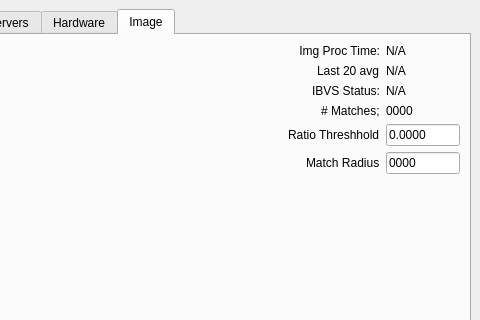
This is Leash/src/Leash.ui in ryan0270/quadrover as Qt 5 draws it before an edit; both pictures show x 490 to 970 and y 0 to 320 of the 970 by 696 pixel window. The edited form follows.
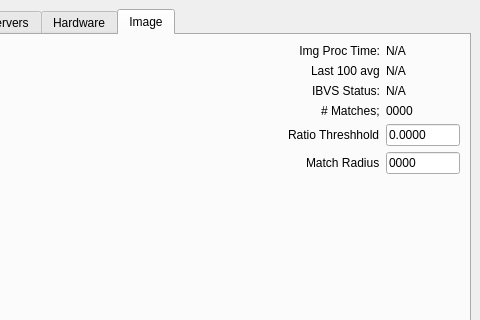
This is the edited form.

Commit message: Parallalizing Matcher::Track. Parallel keypoint detection seems good but calculating the descriptors is very sensitive the mask size and I'm not sure why

Patch:
```diff
--- a/Leash/src/Leash.ui
+++ b/Leash/src/Leash.ui
@@ -2534,7 +2534,7 @@
           <item row="2" column="0">
            <widget class="QLabel" name="label_16">
             <property name="text">
-             <string>Last 20 avg</string>
+             <string>Last 100 avg</string>
             </property>
            </widget>
           </item>
```
The commit also changes 2 other files.
